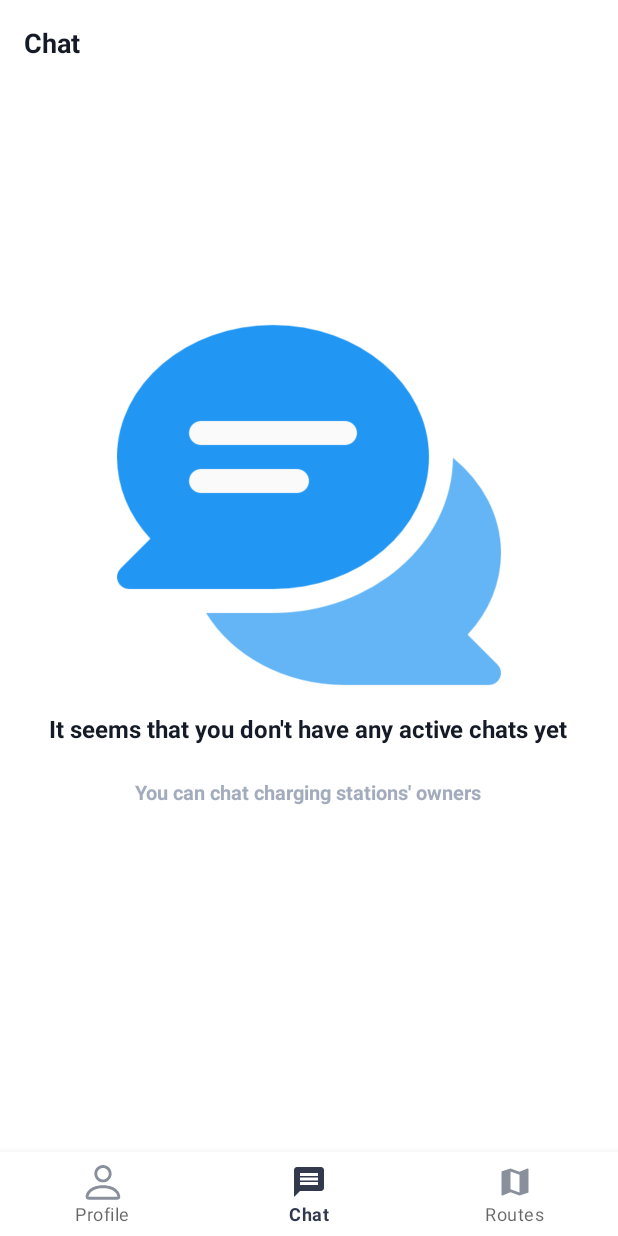
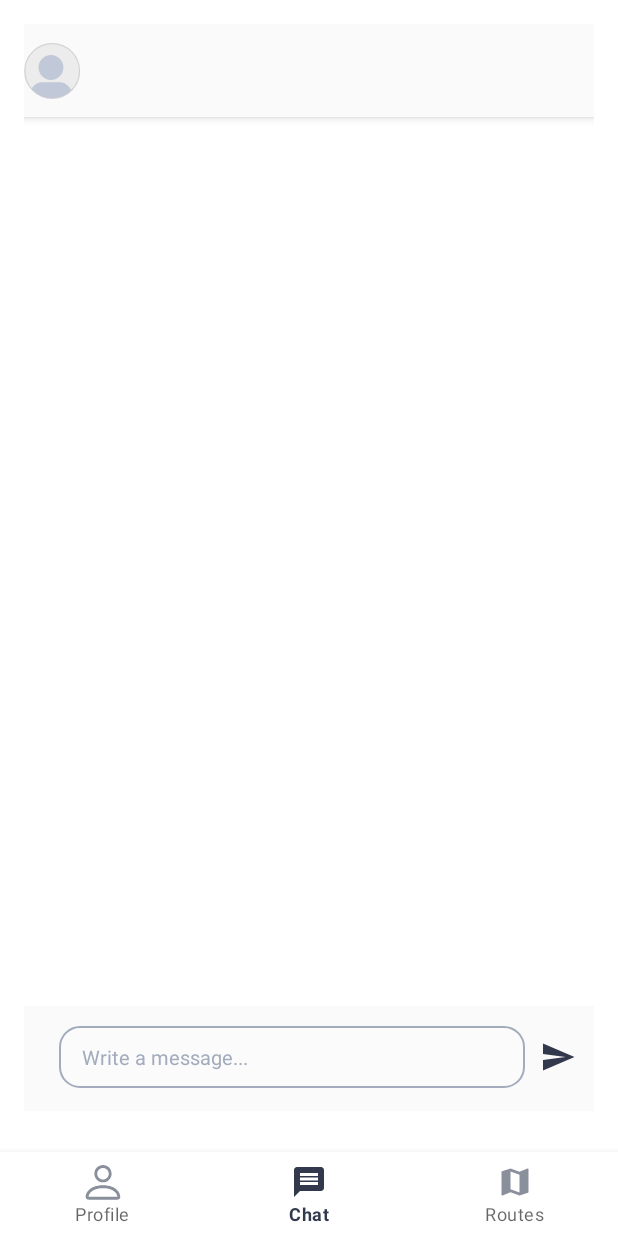
Before and after one commit to tuvalbarak/Cycle_v2, an Android app: the ChatFragment screen opened through its navigation route, on a phone screen of 412 x 824 dp. Run offline under Robolectric (Android 15) with nearby library versions, the light colour scheme and no system bars; our stand-ins replace Dagger/Hilt's generated code, Firebase (no records; nobody signed in at launch, a user with empty details on screens opened directly), navigation-ui; network calls fail; pictures from the network do not load; 2 statements that could not run were skipped.

Commit message:
chat ui components

```diff
--- /dev/null
+++ b/app/src/main/java/com/tdp/cycle/common/customviews/CustomInputView.kt
@@ -0,0 +1,69 @@
+package com.tdp.cycle.common.customviews
+
+import android.content.Context
+import android.text.Editable
+import android.text.TextWatcher
+import android.util.AttributeSet
+import android.view.LayoutInflater
+import android.widget.LinearLayout
+import com.tdp.cycle.R
+import com.tdp.cycle.databinding.CustomInputViewBinding
+
+class CustomInputView  @JvmOverloads
+constructor(context: Context, attrs: AttributeSet? = null, defStyleAttr: Int = 0) :
+    LinearLayout(context, attrs, defStyleAttr) {
+
+    var binding : CustomInputViewBinding
+
+    interface CustomInputViewListener{
+        fun onSendMessageClicked(message: String)
+    }
+
+    private var listener: CustomInputViewListener? = null
+
+    init {
+        val inflater = LayoutInflater.from(context).inflate(R.layout.custom_input_view, this, true)
+        binding = CustomInputViewBinding.bind(inflater.rootView)
+        initUi()
+    }
+
+    private fun initUi() {
+        binding.chatBox.addTextChangedListener(object : TextWatcher {
+            override fun beforeTextChanged(s: CharSequence?, start: Int, count: Int, after: Int) {}
+            override fun onTextChanged(s: CharSequence?, start: Int, before: Int, count: Int) {}
+            override fun afterTextChanged(s: Editable?) {
+                if (s?.toString()?.trim().isNullOrEmpty()){
+                    setSendButtonEnable(false)
+                }else{
+                    setSendButtonEnable(true)
+                }
+            }
+        })
+        binding.sendButton.setOnClickListener{
+            listener?.onSendMessageClicked(message = binding.chatBox.text.toString())
+        }
+    }
+
+    fun setOnSendMessageListener(function: (String) -> Unit) {
+        this.listener = object: CustomInputViewListener {
+            override fun onSendMessageClicked(message: String) {
+                function.invoke(message)
+                binding.chatBox.text.clear()
+            }
+        }
+    }
+
+    private var isEnabledState:Boolean = false
+    private fun setSendButtonEnable(isEnabled: Boolean){
+        this.isEnabledState = isEnabled
+        binding.sendButton.isEnabled = isEnabled && !isBlockedState
+        binding.sendButton.isSelected = isEnabled && !isBlockedState
+    }
+
+    private var isBlockedState:Boolean = false
+    fun setSendButtonBlocked(isBlocked: Boolean){
+        this.isBlockedState = isBlocked
+        setSendButtonEnable(isEnabledState)
+    }
+
+}
--- /dev/null
+++ b/app/src/main/res/drawable/chat_date_bubble.xml
@@ -0,0 +1,6 @@
+<?xml version="1.0" encoding="utf-8"?>
+<shape xmlns:android="http://schemas.android.com/apk/res/android"
+    android:shape="rectangle">
+    <solid android:color="@color/light_grey"/>
+    <corners  android:radius="3.8dp"/>
+</shape>
--- /dev/null
+++ b/app/src/main/res/drawable/chat_input_bg.xml
@@ -0,0 +1,9 @@
+<?xml version="1.0" encoding="utf-8"?>
+<shape xmlns:android="http://schemas.android.com/apk/res/android"
+    android:shape="rectangle">
+
+    <solid android:color="#fbfbfc"/>
+    <corners android:radius="13.4dp"/>
+    <stroke android:width="1dp" android:color="@color/light_grey"/>
+
+</shape>
--- /dev/null
+++ b/app/src/main/res/drawable/ic_send_off.xml
@@ -0,0 +1,16 @@
+<vector xmlns:android="http://schemas.android.com/apk/res/android"
+    android:width="36dp"
+    android:height="36dp"
+    android:viewportWidth="36"
+    android:viewportHeight="36">
+    <path
+        android:pathData="M17.936,35.912c9.862,0 17.856,-7.994 17.856,-17.856C35.792,8.194 27.798,0.2 17.936,0.2 8.074,0.2 0.08,8.194 0.08,18.056c0,9.862 7.994,17.856 17.856,17.856z"
+        android:strokeAlpha="0.149"
+        android:fillColor="#A3ACBD"
+        android:fillType="evenOdd"
+        android:fillAlpha="0.149"/>
+    <path
+        android:pathData="M10.628,28.732a0.933,0.933 0,0 1,-1.236 -0.421,0.893 0.893,0 0,1 -0.026,-0.734l3.545,-8.7h18.47l-20.753,9.855zM12.911,17.06l-3.545,-8.7a0.874,0.874 0,0 1,0.228 -0.998,0.91 0.91,0 0,1 1.034,-0.154l20.753,9.853H12.91z"
+        android:fillColor="#A3ACBD"
+        android:fillType="nonZero"/>
+</vector>
--- /dev/null
+++ b/app/src/main/res/drawable/rect_pale_grey.xml
@@ -0,0 +1,5 @@
+<?xml version="1.0" encoding="utf-8"?>
+<shape xmlns:android="http://schemas.android.com/apk/res/android">
+    <corners android:radius="7.7dp" />
+    <solid android:color="@color/paleGrey" />
+</shape>
--- /dev/null
+++ b/app/src/main/res/drawable/selector_send_button.xml
@@ -0,0 +1,5 @@
+<?xml version="1.0" encoding="utf-8"?>
+<selector xmlns:android="http://schemas.android.com/apk/res/android">
+    <item android:state_enabled="true" android:drawable="@drawable/ic_send"/>
+    <item android:state_enabled="false" android:drawable="@drawable/ic_send_off"/>
+</selector>
--- /dev/null
+++ b/app/src/main/res/layout/custom_input_view.xml
@@ -0,0 +1,61 @@
+<?xml version="1.0" encoding="utf-8"?>
+<LinearLayout
+    xmlns:android="http://schemas.android.com/apk/res/android"
+    xmlns:app="http://schemas.android.com/apk/res-auto"
+    android:layout_width="match_parent"
+    android:layout_height="wrap_content"
+    android:background="@color/decorative_color"
+    android:minHeight="68dp"
+    android:paddingBottom="15dp"
+    android:paddingTop="13dp"
+    android:orientation="horizontal"
+    android:gravity="center"
+    android:weightSum="1">
+
+    <ScrollView
+        android:layout_width="0dp"
+        android:layout_weight="1"
+        android:layout_height="wrap_content">
+
+        <LinearLayout
+            android:layout_width="match_parent"
+            android:layout_height="wrap_content">
+
+            <EditText
+                android:id="@+id/chatBox"
+                android:textSize="13sp"
+                android:hint="Write a message..."
+                android:textColor="@color/blackTextColor"
+                android:textColorHint="@color/light_grey"
+                android:background="@drawable/chat_input_bg"
+                android:layout_gravity="center"
+                android:layout_marginStart="23dp"
+                android:layout_marginEnd="10dp"
+                android:layout_width="match_parent"
+                android:layout_height="wrap_content"
+                android:minHeight="39dp"
+                android:maxHeight="130dp"
+                android:paddingStart="15dp"
+                android:paddingEnd="15dp"
+                android:paddingBottom="11dp"
+                android:paddingTop="11dp"
+                android:textCursorDrawable="@drawable/custom_text_cursor_primary" />
+
+        </LinearLayout>
+
+    </ScrollView>
+
+
+    <ImageButton
+        android:id="@+id/sendButton"
+        android:background="@drawable/selector_send_button"
+        android:layout_width="wrap_content"
+        android:layout_height="wrap_content"
+        android:gravity="center"
+        android:layout_marginEnd="12dp"
+        android:layout_gravity="center"
+        app:layout_constraintEnd_toEndOf="parent"
+        app:layout_constraintBottom_toBottomOf="parent"
+        app:layout_constraintStart_toEndOf="@+id/edittext_chatbox_scroll_container"/>
+
+</LinearLayout>
--- a/app/src/main/res/layout/fragment_chat.xml
+++ b/app/src/main/res/layout/fragment_chat.xml
@@ -3,6 +3,7 @@
     android:layout_width="match_parent"
     android:layout_height="match_parent"
     xmlns:app="http://schemas.android.com/apk/res-auto"
+    xmlns:tools="http://schemas.android.com/tools"
     android:padding="@dimen/common_screen_padding">
 
     <TextView
@@ -29,4 +30,102 @@
         app:BackgroundCustom="@drawable/empty_state_chat"
         android:visibility="gone" />
 
+        <LinearLayout
+            android:id="@+id/activityChatHeader"
+            android:layout_width="match_parent"
+            android:layout_height="match_parent"
+            android:orientation="vertical">
+
+            <LinearLayout
+                android:layout_width="match_parent"
+                android:layout_height="wrap_content"
+                android:background="@color/decorative_color"
+                android:elevation="4dp"
+                android:gravity="start|center"
+                android:orientation="horizontal"
+                android:paddingTop="12dp"
+                android:paddingBottom="12dp">
+
+                <FrameLayout
+                    android:id="@+id/chatActHeaderLayout"
+                    android:layout_width="match_parent"
+                    android:layout_height="match_parent">
+
+                    <LinearLayout
+                        android:layout_width="match_parent"
+                        android:layout_height="wrap_content"
+                        android:gravity="center_vertical"
+                        android:orientation="horizontal">
+
+                        <ImageView
+                            android:id="@+id/chatActExpertImg"
+                            android:layout_width="38dp"
+                            android:layout_height="38dp"
+                            android:background="@drawable/ic_place_holder_oval" />
+
+                        <LinearLayout
+                            android:layout_width="0dp"
+                            android:layout_height="wrap_content"
+                            android:layout_marginStart="11dp"
+                            android:layout_weight="1"
+                            android:orientation="vertical">
+
+                            <TextView
+                                android:id="@+id/chatActExpertName"
+                                android:textSize="15sp"
+                                android:layout_width="wrap_content"
+                                android:layout_height="wrap_content"
+                                android:textColor="@color/blackTextColor"
+                                tools:text="Dan Cohen" />
+
+                        </LinearLayout>
+
+                    </LinearLayout>
+
+                </FrameLayout>
+
+            </LinearLayout>
+
+            <LinearLayout
+                android:layout_width="match_parent"
+                android:layout_height="match_parent"
+                android:background="@color/white"
+                android:orientation="vertical">
+
+                <FrameLayout
+                    android:layout_width="match_parent"
+                    android:layout_height="0dp"
+                    android:layout_weight="1">
+
+                    <LinearLayout
+                        android:layout_width="match_parent"
+                        android:layout_height="match_parent"
+                        android:orientation="vertical">
+
+                        <View
+                            android:id="@+id/chatActTitleSpace"
+                            android:layout_width="match_parent"
+                            android:layout_height="50dp"
+                            android:background="@color/white"/>
+
+                        <androidx.recyclerview.widget.RecyclerView
+                            android:id="@+id/chatActRecyclerView"
+                            android:layout_width="match_parent"
+                            android:layout_height="match_parent"
+                            android:scrollbars="none" />
+
+                    </LinearLayout>
+
+                </FrameLayout>
+
+                <com.tdp.cycle.common.customviews.CustomInputView
+                    android:id="@+id/chatActMsgInput"
+                    android:layout_width="match_parent"
+                    android:layout_height="wrap_content"
+                    android:minHeight="81dp" />
+
+            </LinearLayout>
+
+        </LinearLayout>
+
 </androidx.constraintlayout.widget.ConstraintLayout>
--- a/app/src/main/res/values/colors.xml
+++ b/app/src/main/res/values/colors.xml
@@ -14,5 +14,9 @@
     <color name="link">#248AD3</color>
     <color name="positive">#00FF00</color>
     <color name="negative">#FF0000</color>
+    <color name="pale_sky_blue">#bfe4f8</color>
+    <color name="duck_egg_blue">#d3efe5</color>
+    <color name="decorative_color">#fafafb</color>
+    <color name="paleGrey">#f1f9fd</color>
 
 </resources>
```
Also changed, not shown: app/src/main/res/drawable/chat_incoming_bubble.xml (added, +8 -0 lines), app/src/main/res/drawable/chat_outgoing_bubble.xml (added, +8 -0 lines), app/src/main/res/layout/item_chat_incoming.xml (added, +84 -0 lines), app/src/main/res/layout/item_chat_outgoing.xml (added, +88 -0 lines).
